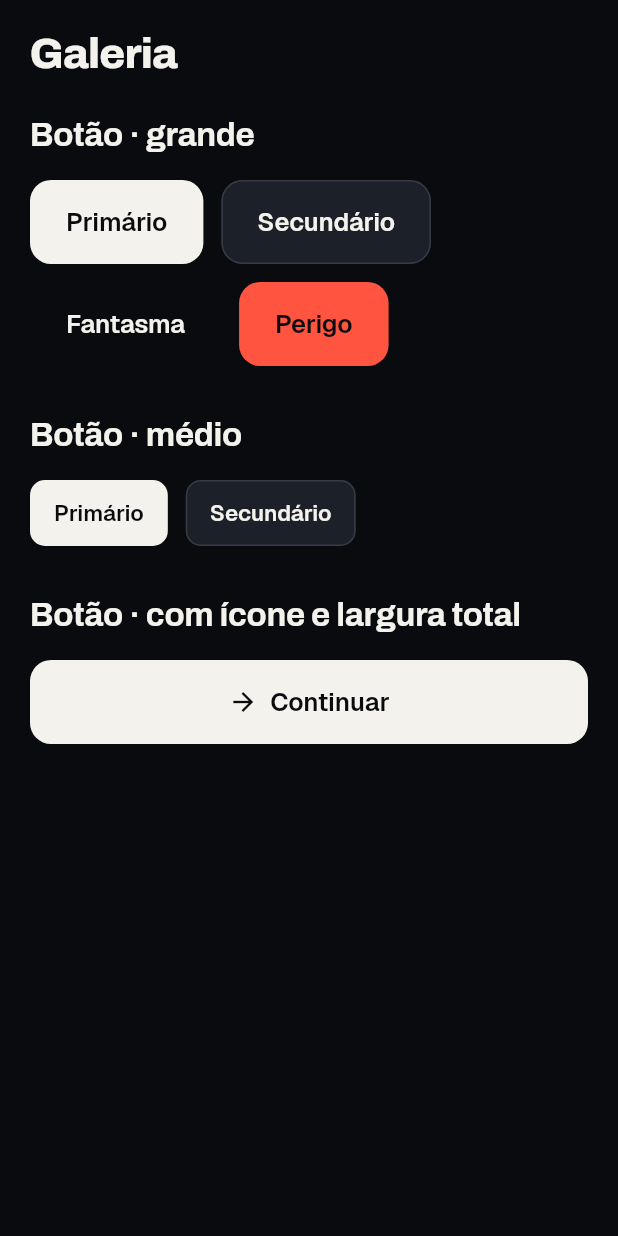
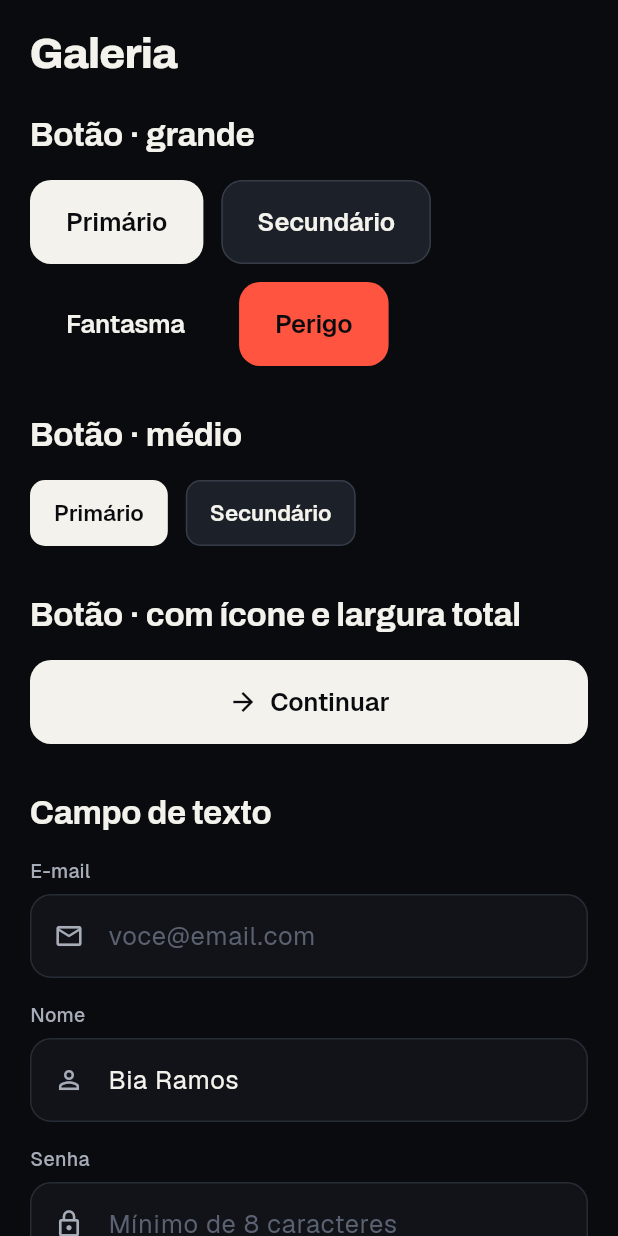
Before and after one commit to Lhferraaz/Quizzada, a Flutter app: the screen it shows after launch, on a phone screen of 412 x 824 dp. Run offline on Flutter 3.47's test engine with Material 3 defaults, Android fonts, the phone set to English and light mode, and no system bars; our stand-ins replace flutter_riverpod, google_fonts.

Commit message:
feat(widgets) criei os shared widgets de text fields com estados de erros e implementei na galeria de widgets

```diff
--- /dev/null
+++ b/lib/ui/core/shared/widgets/qz_text_field.dart
@@ -0,0 +1,120 @@
+import 'package:flutter/material.dart';
+import 'package:quizzada/ui/core/themes/qz_colors.dart';
+import 'package:quizzada/ui/core/themes/qz_radius.dart';
+import 'package:quizzada/ui/core/themes/qz_space.dart';
+import 'package:quizzada/ui/core/themes/qz_text.dart';
+
+class QzTextField extends StatelessWidget {
+  const QzTextField({
+    super.key,
+    required this.label,
+    this.hint,
+    this.initialValue,
+    this.controller,
+    this.leadingIcon,
+    this.obscureText = false,
+    this.keyboardType,
+    this.validator,
+    this.autovalidateMode,
+    this.onChanged,
+  });
+
+  final String label;
+  final String? hint;
+  final String? initialValue;
+  final TextEditingController? controller;
+  final IconData? leadingIcon;
+  final bool obscureText;
+  final TextInputType? keyboardType;
+  final FormFieldValidator<String>? validator;
+  final AutovalidateMode? autovalidateMode;
+  final ValueChanged<String>? onChanged;
+
+  @override
+  Widget build(BuildContext context) {
+    return Column(
+      crossAxisAlignment: CrossAxisAlignment.start,
+      children: [
+        Text(
+          label,
+          style: QzText.labelS.copyWith(color: QzColors.textSecondary),
+        ),
+        const SizedBox(height: QzSpace.s8),
+        TextFormField(
+          initialValue: initialValue,
+          controller: controller,
+          obscureText: obscureText,
+          keyboardType: keyboardType,
+          validator: validator,
+          autovalidateMode: autovalidateMode,
+          onChanged: onChanged,
+          style: QzText.bodyL.copyWith(color: QzColors.textPrimary),
+          cursorColor: QzColors.textPrimary,
+          errorBuilder: (context, message) => _ErrorMessage(message),
+          decoration: InputDecoration(
+            hintText: hint,
+            hintStyle: QzText.bodyL.copyWith(color: QzColors.textMuted),
+            filled: true,
+            fillColor: QzColors.bgSurface,
+            // 17 x 1,5 de linha + 2 x 15 = 55,5, o "56" do Figma
+            contentPadding: const EdgeInsets.symmetric(
+              horizontal: QzSpace.s16,
+              vertical: 15,
+            ),
+            prefixIcon: leadingIcon == null
+                ? null
+                : Padding(
+                    padding: const EdgeInsets.only(
+                      left: QzSpace.s16,
+                      right: QzSpace.s12,
+                    ),
+                    child: Icon(
+                      leadingIcon,
+                      size: 20,
+                      color: QzColors.textSecondary,
+                    ),
+                  ),
+            prefixIconConstraints: const BoxConstraints(),
+            enabledBorder: _border(QzColors.borderSubtle, 1),
+            focusedBorder: _border(QzColors.borderFocus, 1.5),
+            errorBorder: _border(QzColors.feedbackDanger, 1.5),
+            focusedErrorBorder: _border(QzColors.feedbackDanger, 1.5),
+          ),
+        ),
+      ],
+    );
+  }
+}
+
+OutlineInputBorder _border(Color color, double width) {
+  return OutlineInputBorder(
+    borderRadius: BorderRadius.circular(QzRadius.md),
+    borderSide: BorderSide(color: color, width: width),
+  );
+}
+
+class _ErrorMessage extends StatelessWidget {
+  const _ErrorMessage(this.message);
+
+  final String message;
+
+  @override
+  Widget build(BuildContext context) {
+    return Row(
+      children: [
+        const Icon(
+          Icons.error_outline,
+          size: 16,
+          color: QzColors.feedbackDanger,
+        ),
+        const SizedBox(width: 6),
+        Expanded(
+          child: Text(
+            message,
+            style: QzText.bodyS.copyWith(color: QzColors.feedbackDanger),
+          ),
+        ),
+      ],
+    );
+  }
+}
--- a/lib/ui/gallery/gallery_screen.dart
+++ b/lib/ui/gallery/gallery_screen.dart
@@ -2,6 +2,7 @@ import 'package:flutter/material.dart';
 import 'package:quizzada/ui/core/shared/widgets/qz_button.dart';
 import 'package:quizzada/ui/core/themes/qz_space.dart';
 import 'package:quizzada/ui/core/themes/qz_text.dart';
+import 'package:quizzada/ui/core/shared/widgets/qz_text_field.dart';
 
 /// Tela de desenvolvimento: mostra os componentes do app lado a lado.
 /// Não faz parte do app final.
@@ -77,6 +78,38 @@ class GalleryScreen extends StatelessWidget {
                 ),
               ],
             ),
+            _Section(
+              title: 'Campo de texto',
+              children: [
+                const QzTextField(
+                  label: 'E-mail',
+                  hint: 'voce@email.com',
+                  leadingIcon: Icons.mail_outline,
+                ),
+                const SizedBox(height: QzSpace.s16),
+                const QzTextField(
+                  label: 'Nome',
+                  initialValue: 'Bia Ramos',
+                  leadingIcon: Icons.person_outline,
+                ),
+                const SizedBox(height: QzSpace.s16),
+                const QzTextField(
+                  label: 'Senha',
+                  hint: 'Mínimo de 8 caracteres',
+                  leadingIcon: Icons.lock_outline,
+                  obscureText: true,
+                ),
+                const SizedBox(height: QzSpace.s16),
+                QzTextField(
+                  label: 'E-mail',
+                  initialValue: 'bia.ramos@email',
+                  leadingIcon: Icons.mail_outline,
+                  autovalidateMode: AutovalidateMode.always,
+                  validator: (_) =>
+                      'Digite um e-mail válido, como nome@email.com',
+                ),
+              ],
+            ),
           ],
         ),
       ),
```
